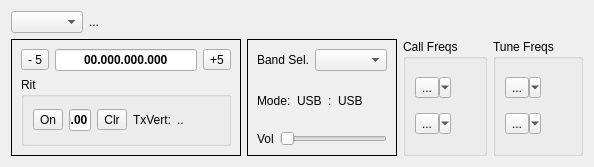
First picture: the form in mqt/MqtLogger/rigcontrolframe.ui, repository Rsclub22/Minos2-Mirror, before the edit.
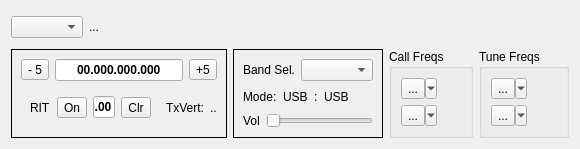
Second picture: the form after the edit. Custom widgets are drawn as their Qt base class.

Commit message: rearrange the RIT to reduce height

The edit to the form file:
```diff
--- a/mqt/MqtLogger/rigcontrolframe.ui
+++ b/mqt/MqtLogger/rigcontrolframe.ui
@@ -6,8 +6,8 @@
    <rect>
     <x>0</x>
     <y>0</y>
-    <width>594</width>
-    <height>167</height>
+    <width>542</width>
+    <height>149</height>
    </rect>
   </property>
   <property name="windowTitle">
@@ -19,7 +19,7 @@
   <property name="frameShadow">
    <enum>QFrame::Raised</enum>
   </property>
-  <layout class="QVBoxLayout" name="verticalLayout_6">
+  <layout class="QVBoxLayout" name="verticalLayout_2">
    <item>
     <layout class="QHBoxLayout" name="horizontalLayout_13">
      <item>
@@ -90,7 +90,7 @@
     </layout>
    </item>
    <item>
-    <layout class="QHBoxLayout" name="horizontalLayout_4">
+    <layout class="QHBoxLayout" name="horizontalLayout_9">
      <item>
       <widget class="QFrame" name="frame">
        <property name="frameShape">
@@ -147,15 +147,17 @@
          </layout>
         </item>
         <item>
-         <layout class="QHBoxLayout" name="horizontalLayout_10">
+         <layout class="QHBoxLayout" name="horizontalLayout_4">
           <item>
-           <widget class="QGroupBox" name="RitGroupBox">
-            <property name="title">
-             <string>Rit</string>
-            </property>
-            <layout class="QHBoxLayout" name="horizontalLayout_9">
-             <item>
+           <widget class="QFrame" name="RitGroupBox">
               <layout class="QHBoxLayout" name="horizontalLayout_8">
+             <item>
+              <widget class="QLabel" name="label">
+               <property name="text">
+                <string>RIT</string>
+               </property>
+              </widget>
+             </item>
                <item>
                 <widget class="QToolButton" name="RitButton">
                  <property name="focusPolicy">
@@ -196,9 +198,8 @@
                 </widget>
                </item>
               </layout>
-             </item>
-             <item>
-              <layout class="QVBoxLayout" name="verticalLayout_2">
+           </widget>
+          </item>
                <item>
                 <layout class="QHBoxLayout" name="horizontalLayout_3">
                  <item>
@@ -229,11 +230,6 @@
                   </spacer>
                  </item>
                 </layout>
-               </item>
-              </layout>
-             </item>
-            </layout>
-           </widget>
           </item>
          </layout>
         </item>
```
Lines whose indentation alone changed are shown as unchanged.
